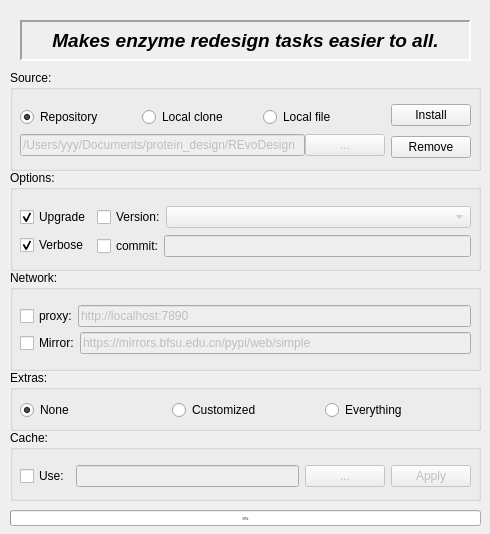
Old version of the form src/REvoDesign/UI/REvoDesign-PyMOL-entry.ui in the repository YaoYinYing/REvoDesign.
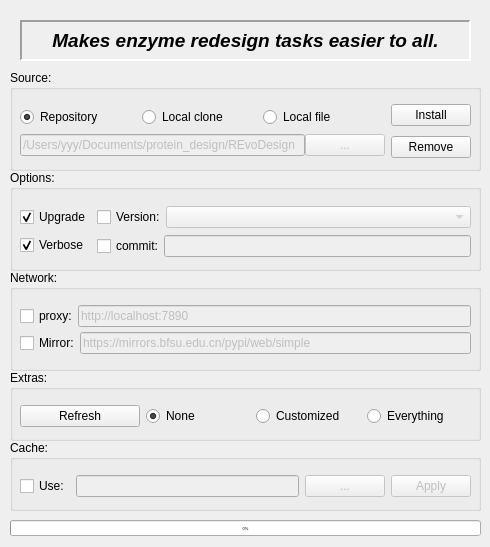
New version of the form.

Commit message: feat:installer:refresh-extras

What changed in the file:
```diff
--- a/src/REvoDesign/UI/REvoDesign-PyMOL-entry.ui
+++ b/src/REvoDesign/UI/REvoDesign-PyMOL-entry.ui
@@ -7,7 +7,7 @@
     <x>0</x>
     <y>0</y>
     <width>490</width>
-    <height>534</height>
+    <height>547</height>
    </rect>
   </property>
   <property name="sizePolicy">
@@ -492,7 +492,7 @@
    <property name="geometry">
     <rect>
      <x>10</x>
-     <y>430</y>
+     <y>440</y>
      <width>471</width>
      <height>71</height>
     </rect>
@@ -586,7 +586,7 @@
      <x>10</x>
      <y>370</y>
      <width>471</width>
-     <height>61</height>
+     <height>71</height>
     </rect>
    </property>
    <property name="toolTip">
@@ -601,9 +601,39 @@
       <x>10</x>
       <y>30</y>
       <width>451</width>
-      <height>21</height>
+      <height>32</height>
      </rect>
     </property>
+    <layout class="QHBoxLayout" name="horizontalLayout_13">
+     <item>
+      <widget class="QPushButton" name="pushButton_refresh_extras">
+       <property name="sizePolicy">
+        <sizepolicy hsizetype="Minimum" vsizetype="Fixed">
+         <horstretch>0</horstretch>
+         <verstretch>0</verstretch>
+        </sizepolicy>
+       </property>
+       <property name="minimumSize">
+        <size>
+         <width>120</width>
+         <height>0</height>
+        </size>
+       </property>
+       <property name="maximumSize">
+        <size>
+         <width>120</width>
+         <height>16777215</height>
+        </size>
+       </property>
+       <property name="toolTip">
+        <string>Install REvoDesign</string>
+       </property>
+       <property name="text">
+        <string>Refresh</string>
+       </property>
+      </widget>
+     </item>
+     <item>
     <layout class="QHBoxLayout" name="horizontalLayout_12">
      <item>
       <widget class="QRadioButton" name="radioButton_extra_none">
@@ -651,13 +681,15 @@
       </widget>
      </item>
     </layout>
+     </item>
+    </layout>
    </widget>
   </widget>
   <widget class="QProgressBar" name="progressBar">
    <property name="geometry">
     <rect>
      <x>10</x>
-     <y>510</y>
+     <y>520</y>
      <width>471</width>
      <height>16</height>
     </rect>
```
Left out of the diff: 2 changed lines with no effect on the pictures. Lines whose indentation alone changed are shown as unchanged. The commit also changes 3 other files.
